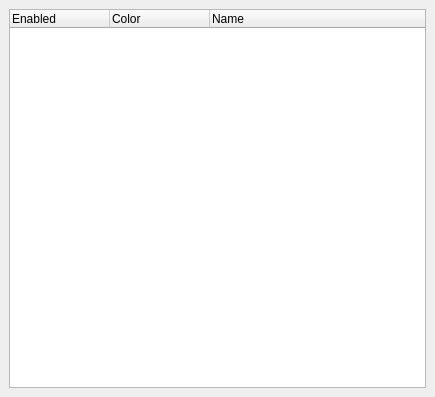
First picture: the form in layoutvisibles.ui, repository libresilicon/qtflow, before the edit.
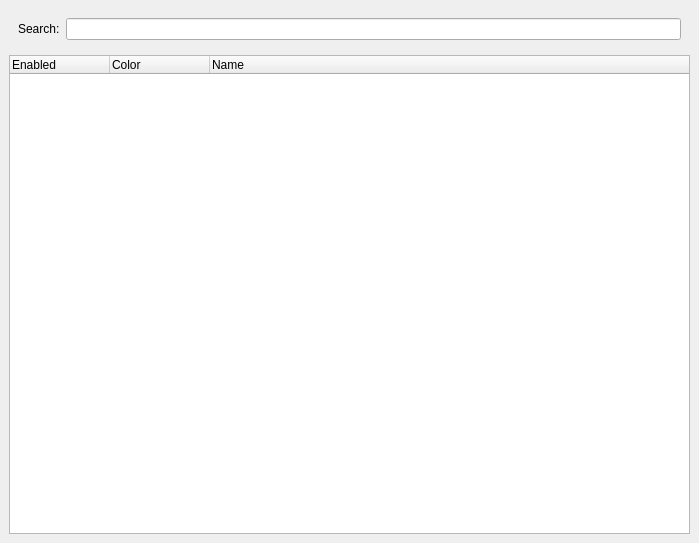
Second picture: the form after the edit.

Patch:
```diff
--- a/layoutvisibles.ui
+++ b/layoutvisibles.ui
@@ -6,8 +6,8 @@
    <rect>
     <x>0</x>
     <y>0</y>
-    <width>435</width>
-    <height>397</height>
+    <width>699</width>
+    <height>543</height>
    </rect>
   </property>
   <property name="windowTitle">
@@ -15,6 +15,32 @@
   </property>
   <widget class="QWidget" name="dockWidgetContents">
    <layout class="QVBoxLayout" name="verticalLayout">
+    <item>
+     <widget class="QWidget" name="widget" native="true">
+      <layout class="QHBoxLayout" name="horizontalLayout">
+       <item>
+        <widget class="QLabel" name="label">
+         <property name="text">
+          <string>Search:</string>
+         </property>
+        </widget>
+       </item>
+       <item>
+        <widget class="QLineEdit" name="searchText">
+         <property name="inputMethodHints">
+          <set>Qt::ImhNone</set>
+         </property>
+         <property name="text">
+          <string notr="true"/>
+         </property>
+         <property name="dragEnabled">
+          <bool>false</bool>
+         </property>
+        </widget>
+       </item>
+      </layout>
+     </widget>
+    </item>
     <item>
      <widget class="QTreeWidget" name="typesTree">
       <column>
```
